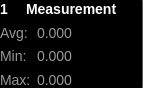
First picture: the form in ui/statistic.ui, repository analogdevicesinc/scopy, before the edit.
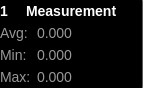
Second picture: the form after the edit.

Commit message:
Oscilloscope: Spacing and layout tweaks for statistics GUI
 - Make the width of the statistics horizontal top line equal to the
statistics content.
 - Gain some vertical space by reducing vertical space between statistics
values.
 - Add/tweak other spacers

The edit to the form file:
```diff
--- a/ui/statistic.ui
+++ b/ui/statistic.ui
@@ -32,6 +32,9 @@
    <property name="horizontalSpacing">
     <number>6</number>
    </property>
+   <property name="verticalSpacing">
+    <number>0</number>
+   </property>
    <item row="2" column="0">
     <widget class="QLabel" name="label_avg_field">
      <property name="sizePolicy">
```
The commit also changes 3 other files.
